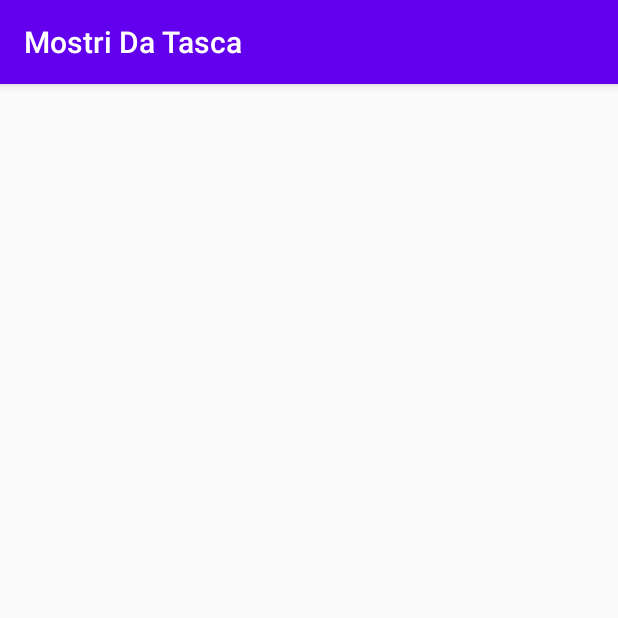
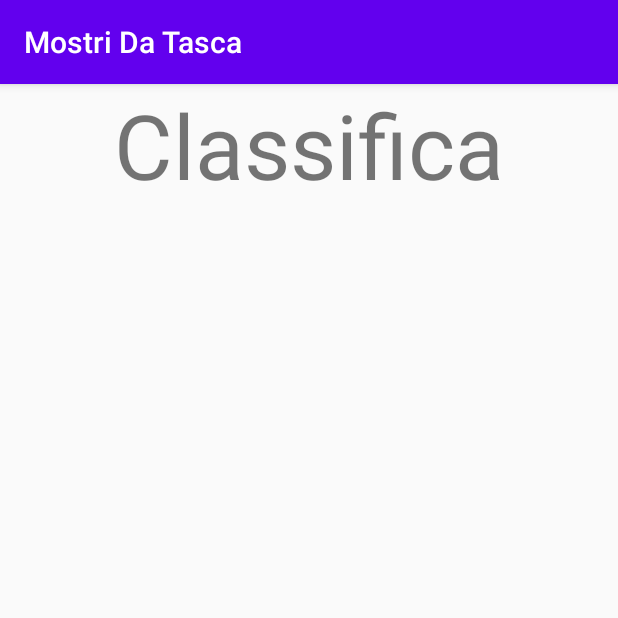
Before and after one commit to GiacomoAndreata/OLD_progettoMC_Android, an Android app: the Classifica screen opened directly, with no data from a screen before it, on a phone screen of 412 x 824 dp, the top half of it. Run offline under Robolectric (Android 15) with nearby library versions, the phone set to English and light mode, and no system bars; our stand-ins replace Volley; network calls fail.

Commit message:
Ho sistemato le due activity della classifica

```diff
--- a/app/src/main/res/layout/activity_classifica.xml
+++ b/app/src/main/res/layout/activity_classifica.xml
@@ -1,9 +1,22 @@
 <?xml version="1.0" encoding="utf-8"?>
-<androidx.constraintlayout.widget.ConstraintLayout xmlns:android="http://schemas.android.com/apk/res/android"
+<LinearLayout xmlns:android="http://schemas.android.com/apk/res/android"
     xmlns:app="http://schemas.android.com/apk/res-auto"
     xmlns:tools="http://schemas.android.com/tools"
     android:layout_width="match_parent"
     android:layout_height="match_parent"
+    android:orientation="vertical"
     tools:context=".Classifica">
 
-</androidx.constraintlayout.widget.ConstraintLayout>
+    <TextView
+        android:id="@+id/textView"
+        android:layout_width="match_parent"
+        android:layout_height="wrap_content"
+        android:text="Classifica"
+        android:textAlignment="center"
+        android:textSize="60sp" />
+
+    <androidx.recyclerview.widget.RecyclerView
+        android:id="@+id/recyclerView"
+        android:layout_width="match_parent"
+        android:layout_height="match_parent" />
+</LinearLayout>
--- a/app/src/main/res/layout/recyclerview_row.xml
+++ b/app/src/main/res/layout/recyclerview_row.xml
@@ -14,13 +14,15 @@
             android:layout_width="wrap_content"
             android:layout_height="34dp"
             android:layout_weight="1"
-            android:text="TextView" />
+            android:text="TextView"
+            android:textAlignment="center" />
 
         <TextView
             android:id="@+id/xp"
             android:layout_width="wrap_content"
             android:layout_height="34dp"
             android:layout_weight="1"
-            android:text="TextView" />
+            android:text="TextView"
+            android:textAlignment="center" />
     </LinearLayout>
 </LinearLayout>
```
